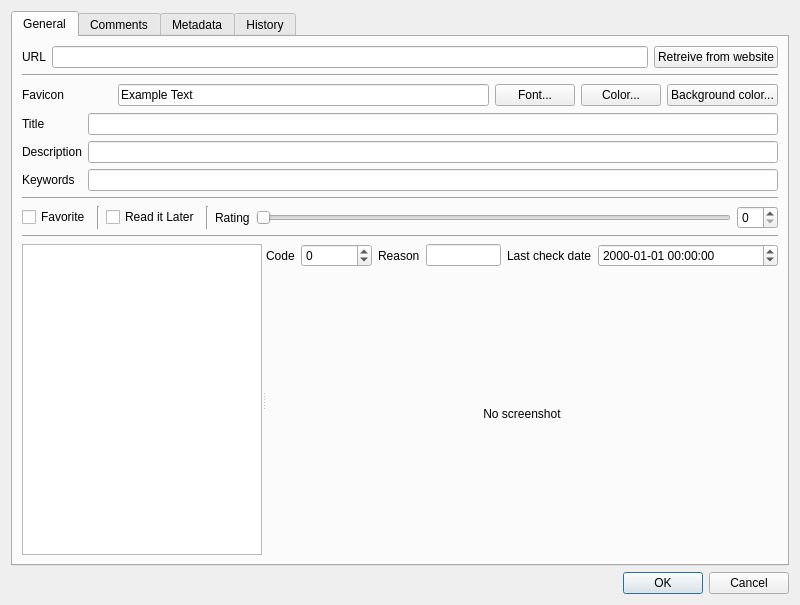
Above: src/widget/bookmarkeditdialog/cbookmarkeditdialog.ui from AlekseyDurachenko/qookmarks before the change. Below: the same form after it.
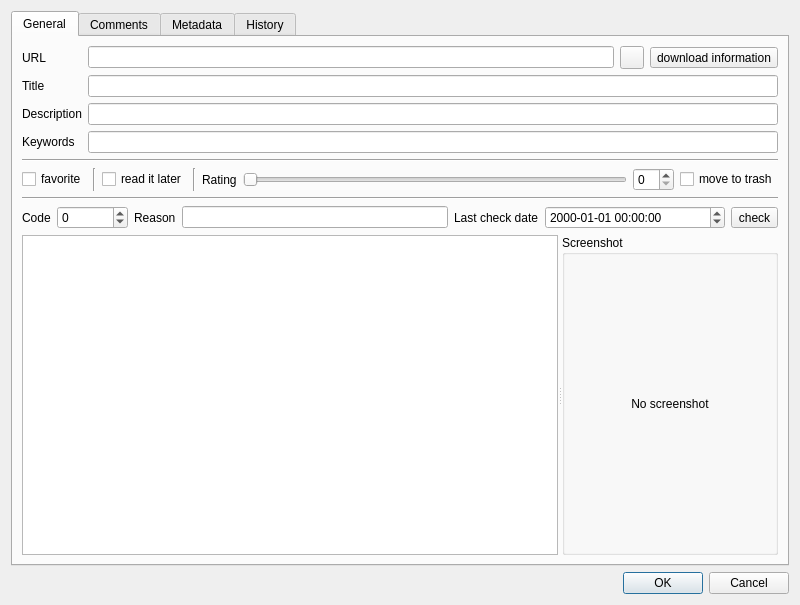
That is the form after the change. Custom widgets are drawn as their Qt base class.

Commit message: test fetch icon

```diff
--- a/src/widget/bookmarkeditdialog/cbookmarkeditdialog.ui
+++ b/src/widget/bookmarkeditdialog/cbookmarkeditdialog.ui
@@ -24,34 +24,6 @@
        <string>General</string>
       </attribute>
       <layout class="QVBoxLayout" name="verticalLayout_2">
-       <item>
-        <layout class="QHBoxLayout" name="horizontalLayout">
-         <item>
-          <widget class="QLabel" name="label_url">
-           <property name="text">
-            <string>URL</string>
-           </property>
-          </widget>
-         </item>
-         <item>
-          <widget class="QLineEdit" name="lineEdit_url"/>
-         </item>
-         <item>
-          <widget class="QPushButton" name="pushButton_retreiveFromWebsite">
-           <property name="text">
-            <string>Retreive from website</string>
-           </property>
-          </widget>
-         </item>
-        </layout>
-       </item>
-       <item>
-        <widget class="Line" name="line">
-         <property name="orientation">
-          <enum>Qt::Horizontal</enum>
-         </property>
-        </widget>
-       </item>
        <item>
         <layout class="QGridLayout" name="gridLayout_2">
          <item row="1" column="1">
@@ -74,7 +46,7 @@
          <item row="0" column="0">
           <widget class="QLabel" name="label_favicon">
            <property name="text">
-            <string>Favicon</string>
+            <string>URL</string>
            </property>
           </widget>
          </item>
@@ -94,49 +66,19 @@
          <item row="0" column="1">
           <layout class="QHBoxLayout" name="horizontalLayout_3">
            <item>
-            <widget class="QLabel" name="faviconPlace">
-             <property name="minimumSize">
-              <size>
-               <width>24</width>
-               <height>24</height>
-              </size>
-             </property>
-             <property name="maximumSize">
-              <size>
-               <width>24</width>
-               <height>24</height>
-              </size>
-             </property>
-             <property name="scaledContents">
-              <bool>true</bool>
-             </property>
-            </widget>
+            <widget class="QLineEdit" name="lineEdit_url"/>
            </item>
            <item>
-            <widget class="QLineEdit" name="lineEdit_exampleText">
+            <widget class="QToolButton" name="toolButton_downloadFavIcon">
              <property name="text">
-              <string>Example Text</string>
+              <string/>
              </property>
             </widget>
            </item>
            <item>
-            <widget class="QPushButton" name="pushButton_selectFont">
+            <widget class="QToolButton" name="toolButton_downloadPageInformation">
              <property name="text">
-              <string>Font...</string>
-             </property>
-            </widget>
-           </item>
-           <item>
-            <widget class="QPushButton" name="pushButton_selectColor">
-             <property name="text">
-              <string>Color...</string>
-             </property>
-            </widget>
-           </item>
-           <item>
-            <widget class="QPushButton" name="pushButton_selectBackgroundColor">
-             <property name="text">
-              <string>Background color...</string>
+              <string>download information</string>
              </property>
             </widget>
            </item>
@@ -156,7 +98,7 @@
          <item>
           <widget class="QCheckBox" name="checkBox_favorite">
            <property name="text">
-            <string>Favorite</string>
+            <string>favorite</string>
            </property>
           </widget>
          </item>
@@ -170,7 +112,7 @@
          <item>
           <widget class="QCheckBox" name="checkBox_readItLater">
            <property name="text">
-            <string>Read it Later</string>
+            <string>read it later</string>
            </property>
           </widget>
          </item>
@@ -208,6 +150,13 @@
            </property>
           </widget>
          </item>
+         <item>
+          <widget class="QCheckBox" name="checkBox_trash">
+           <property name="text">
+            <string>move to trash</string>
+           </property>
+          </widget>
+         </item>
         </layout>
        </item>
        <item>
@@ -218,20 +167,6 @@
         </widget>
        </item>
        <item>
-        <widget class="QSplitter" name="splitter">
-         <property name="sizePolicy">
-          <sizepolicy hsizetype="Expanding" vsizetype="Expanding">
-           <horstretch>0</horstretch>
-           <verstretch>0</verstretch>
-          </sizepolicy>
-         </property>
-         <property name="orientation">
-          <enum>Qt::Horizontal</enum>
-         </property>
-         <widget class="CCheckedTagView" name="treeView_tags"/>
-         <widget class="QWidget" name="layoutWidget">
-          <layout class="QVBoxLayout" name="verticalLayout_5">
-           <item>
             <layout class="QHBoxLayout" name="horizontalLayout_4">
              <item>
               <widget class="QLabel" name="label_httpResponseCode">
@@ -280,8 +215,35 @@
                </property>
               </widget>
              </item>
-            </layout>
-           </item>
+         <item>
+          <widget class="QToolButton" name="toolButton_checkHttpStatus">
+           <property name="text">
+            <string>check</string>
+           </property>
+          </widget>
+         </item>
+        </layout>
+       </item>
+       <item>
+        <widget class="QSplitter" name="splitter">
+         <property name="sizePolicy">
+          <sizepolicy hsizetype="Expanding" vsizetype="Expanding">
+           <horstretch>0</horstretch>
+           <verstretch>0</verstretch>
+          </sizepolicy>
+         </property>
+         <property name="orientation">
+          <enum>Qt::Horizontal</enum>
+         </property>
+         <widget class="CCheckedTagView" name="treeView_tags"/>
+         <widget class="QWidget" name="layoutWidget">
+          <layout class="QVBoxLayout" name="verticalLayout_5">
+           <item>
+            <widget class="QGroupBox" name="groupBox">
+             <property name="title">
+              <string>Screenshot</string>
+             </property>
+             <layout class="QVBoxLayout" name="verticalLayout_7">
            <item>
             <widget class="QLabel" name="screenshot">
              <property name="sizePolicy">
@@ -303,6 +265,9 @@
            </item>
           </layout>
          </widget>
+           </item>
+          </layout>
+         </widget>
         </widget>
        </item>
       </layout>
```
Left out of the diff: 7 changed lines with no effect on the pictures. Lines whose indentation alone changed are shown as unchanged. The commit also changes 4 other files.
